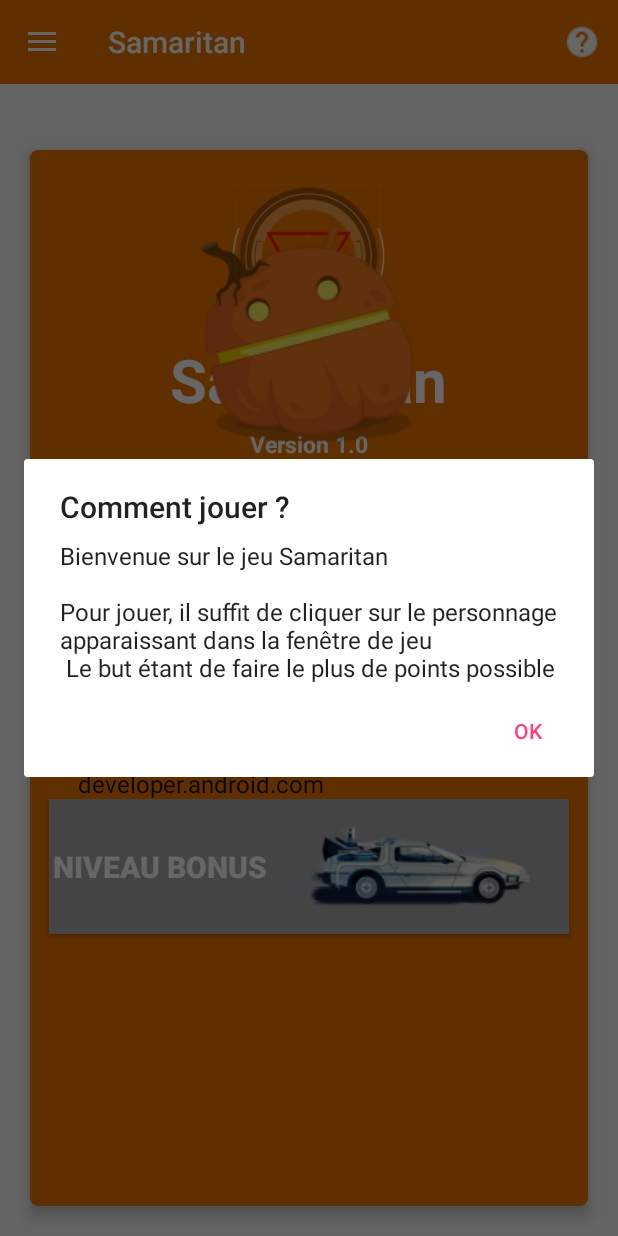
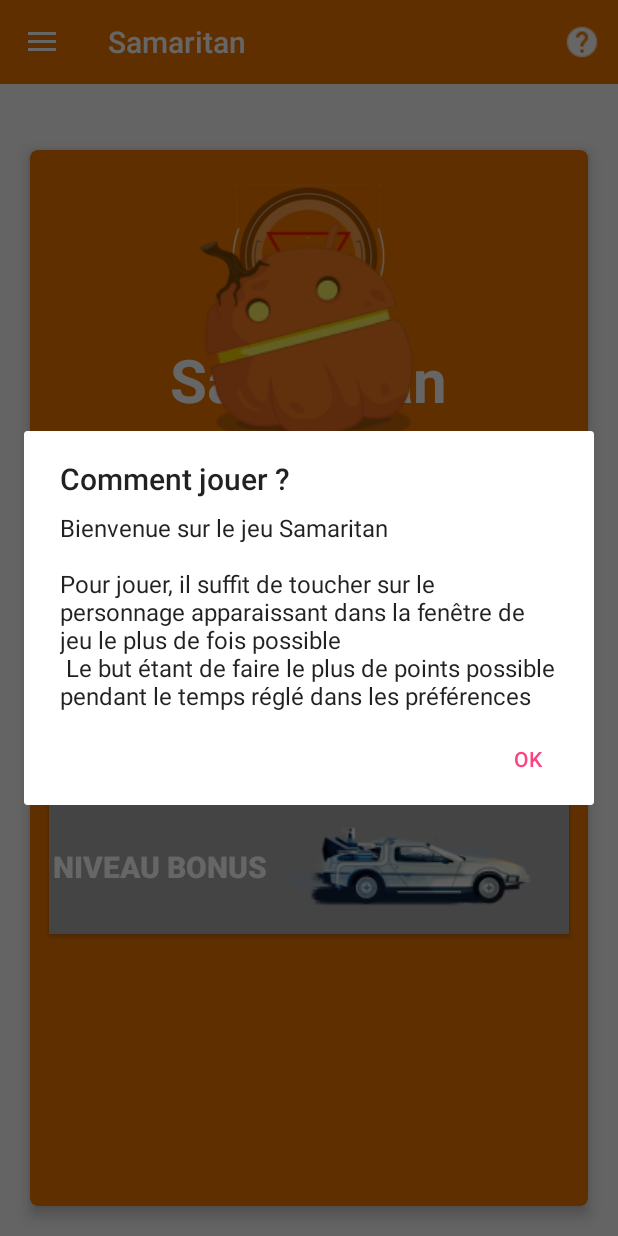
Before and after one commit to valentinLEON/AndroidProjet, an Android app: the fragment AProposFragment placed in its activity, after a tap on "Help", on a phone screen of 412 x 824 dp. Run offline under Robolectric (Android 15) with nearby library versions, the phone set to English and light mode, and no system bars.

Commit message:
VERSION 1.0.1 FINALE - Optimisation du code - Ajout de commentaires

```diff
--- a/app/src/main/java/orlandini/jeu/MainActivity.java
+++ b/app/src/main/java/orlandini/jeu/MainActivity.java
@@ -48,12 +48,18 @@ public class MainActivity extends AppCompatActivity{
     //Définitions des variables
     private DrawerLayout mDrawer;
     private Toolbar toolbar;
-    private NavigationView nvDrawer;
+
+    public static NavigationView getNvDrawer() {
+        return nvDrawer;
+    }
+
+    private static NavigationView nvDrawer;
     private ActionBarDrawerToggle drawerToggle;
     private SharedPreferences prefs;
     boolean isLeaderboard = false;
     private String nomJoueur;
     private String color;
+    View nav = null;
 
     //variables static (pour la BDD)
     public static ScoreDataBase _scoreDataBase;
@@ -110,15 +116,16 @@ public class MainActivity extends AppCompatActivity{
 
     //sélection des items
     private void setupDrawerContent(NavigationView navigationView) {
-        View nav = navigationView.getHeaderView(0);
+        nvDrawer = navigationView;
+        nav = navigationView.getHeaderView(0);
         nav.setBackgroundColor(recupererCouleur());
+        TextView myView = (TextView) nav.findViewById(R.id.nom_joueur);
+        myView.setText(nomJoueur);
 
         navigationView.setNavigationItemSelectedListener(
                 new NavigationView.OnNavigationItemSelectedListener() {
                     @Override
                     public boolean onNavigationItemSelected(@NonNull MenuItem menuItem) {
-                        TextView myAwesomeTextView = (TextView)findViewById(R.id.nom_joueur);
-                        myAwesomeTextView.setText(nomJoueur);
                         selectDrawerItem(menuItem);
                         return true;
                     }
--- a/app/src/main/res/values/strings.xml
+++ b/app/src/main/res/values/strings.xml
@@ -122,7 +122,7 @@
     <!--                                          Textes le About                                                    -->
     <!-- =========================================================================================================== -->
 
-    <string name="num_version">Version 1.0</string>
+    <string name="num_version">Version 1.0.1</string>
     <string name="a_propos_devs">Application développée par Nicolas Orlandini et Valentin Leon</string>
     <string name="description_logo">logo de l\'application</string>
     <string name="nom_application">Samaritan</string>
@@ -135,12 +135,13 @@
     <!-- =========================================================================================================== -->
 
     <string name="title_text_helper">Bienvenue sur le jeu Samaritan</string>
-    <string name="text_helper">Pour jouer, il suffit de cliquer sur le personnage apparaissant dans la fenêtre de jeu\n
-        Le but étant de faire le plus de points possible</string>
+    <string name="text_helper">Pour jouer, il suffit de toucher sur le personnage apparaissant dans la fenêtre de jeu
+        le plus de fois possible\n
+        Le but étant de faire le plus de points possible pendant le temps réglé dans les préférences</string>
 
     <!-- =========================================================================================================== -->
     <!--                                          Texte pour le Leaderboard                                          -->
     <!-- =========================================================================================================== -->
 
-    <string name="iftextnull">Score : Aucun score"</string>
+    <string name="iftextnull">Aucun score"</string>
 </resources>
```
Also changed, not shown: app/src/main/java/orlandini/jeu/Fragments/AdvancedSettingFragment.java (+19 -2 lines).
